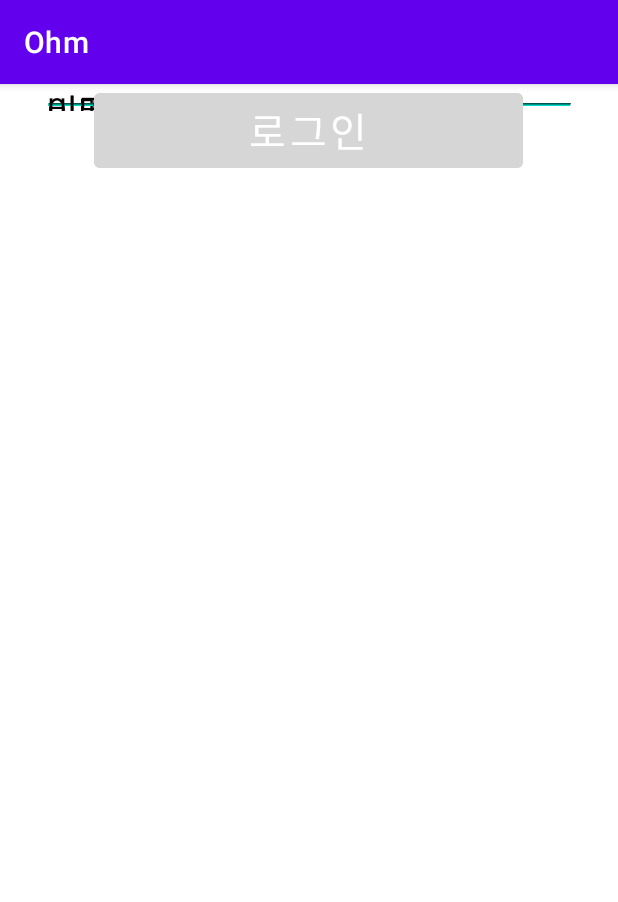
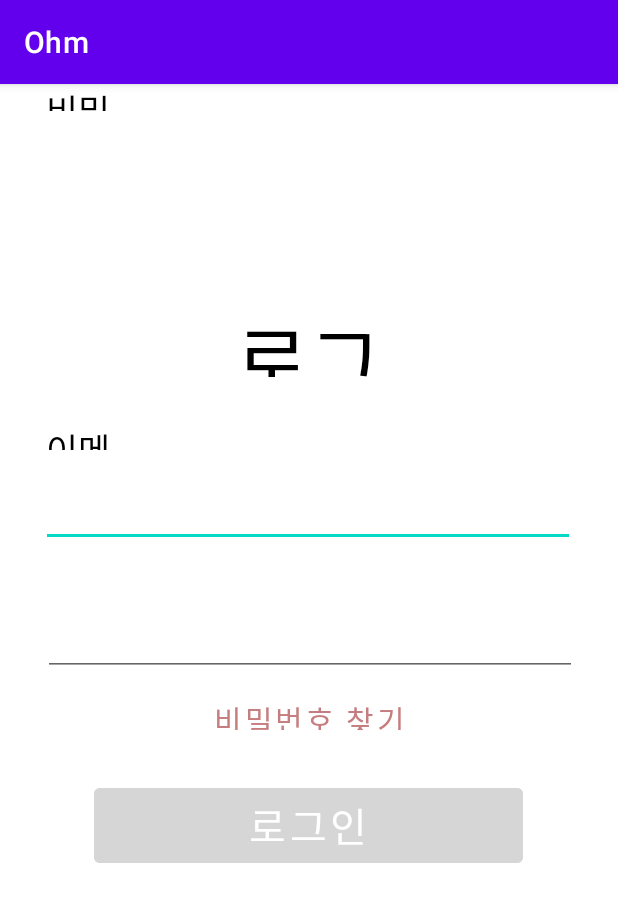
Before and after one commit to mjkcool/Project-Ohm, an Android app: the login screen opened directly, with no data from a screen before it, on a phone screen of 412 x 824 dp. Shown: the top 902 px of the screen. Run offline under Robolectric (Android 15) with nearby library versions, the phone set to English and light mode, and no system bars.

Commit message:
오타, 요청사항 수정, 연결완료

```diff
--- a/app/src/main/res/layout/activity_login.xml
+++ b/app/src/main/res/layout/activity_login.xml
@@ -8,30 +8,38 @@
 
 
     <TextView
+        android:id="@+id/textView3"
         android:layout_width="131dp"
         android:layout_height="52dp"
+        android:layout_marginTop="140dp"
+        android:layout_marginBottom="89dp"
         android:gravity="center_horizontal"
         android:text="로그인"
         android:textColor="#000000"
         android:textSize="80px"
+        app:layout_constraintBottom_toTopOf="@+id/email"
         app:layout_constraintEnd_toEndOf="parent"
         app:layout_constraintStart_toStartOf="parent"
-        tools:ignore="MissingConstraints"
-        tools:layout_editor_absoluteY="140dp">
+        app:layout_constraintTop_toTopOf="parent"
+        tools:ignore="MissingConstraints">
 
     </TextView>
 
     <TextView
         android:layout_width="62dp"
         android:layout_height="18dp"
+        android:layout_marginTop="226dp"
+        android:layout_marginBottom="37dp"
         android:text="이메일"
         android:textColor="#000000"
         android:textSize="35px"
+        app:layout_constraintBottom_toTopOf="@+id/email"
         app:layout_constraintEnd_toEndOf="parent"
         app:layout_constraintHorizontal_bias="0.088"
         app:layout_constraintStart_toStartOf="parent"
-        tools:ignore="MissingConstraints"
-        tools:layout_editor_absoluteY="226dp">
+        app:layout_constraintTop_toTopOf="parent"
+        app:layout_constraintVertical_bias="0.0"
+        tools:ignore="MissingConstraints">
 
     </TextView>
 
@@ -39,10 +47,13 @@
         android:id="@+id/email"
         android:layout_width="356dp"
         android:layout_height="21dp"
+        app:layout_constraintBottom_toBottomOf="parent"
         app:layout_constraintEnd_toEndOf="parent"
+        app:layout_constraintHorizontal_bias="0.49"
         app:layout_constraintStart_toStartOf="parent"
-        tools:ignore="MissingConstraints"
-        tools:layout_editor_absoluteY="281dp">
+        app:layout_constraintTop_toTopOf="parent"
+        app:layout_constraintVertical_bias="0.385"
+        tools:ignore="MissingConstraints">
 
     </EditText>
 
@@ -50,11 +61,12 @@
         android:id="@+id/password"
         android:layout_width="356dp"
         android:layout_height="21dp"
+        app:layout_constraintBottom_toBottomOf="parent"
         app:layout_constraintEnd_toEndOf="parent"
         app:layout_constraintHorizontal_bias="0.509"
         app:layout_constraintStart_toStartOf="parent"
-        tools:ignore="MissingConstraints"
-        tools:layout_editor_absoluteY="365dp">
+        app:layout_constraintTop_toTopOf="parent"
+        tools:ignore="MissingConstraints">
 
     </EditText>
 
@@ -76,15 +88,18 @@
         android:id="@+id/search_button"
         android:layout_width="163dp"
         android:layout_height="42dp"
+        android:layout_marginTop="1dp"
+        android:layout_marginBottom="10dp"
         android:stateListAnimator="@null"
         android:text="비밀번호 찾기"
         android:textColor="#C67D7F"
         android:textSize="30px"
         app:backgroundTint="#00FFFFFF"
+        app:layout_constraintBottom_toTopOf="@+id/login_button"
         app:layout_constraintEnd_toEndOf="parent"
         app:layout_constraintStart_toStartOf="parent"
-        tools:ignore="MissingConstraints"
-        tools:layout_editor_absoluteY="375dp">
+        app:layout_constraintTop_toBottomOf="@+id/password"
+        tools:ignore="MissingConstraints">
 
     </Button>
 
@@ -92,17 +107,20 @@
         android:id="@+id/login_button"
         android:layout_width="286dp"
         android:layout_height="62dp"
+        android:layout_marginTop="10dp"
+        android:layout_marginBottom="240dp"
         android:backgroundTint="#D6D6D6"
         android:stateListAnimator="@null"
         android:text="로그인"
         android:textColor="#FFFFFF"
         android:textSize="40px"
         app:backgroundTint="#F6F6F6"
+        app:layout_constraintBottom_toBottomOf="parent"
         app:layout_constraintEnd_toEndOf="parent"
         app:layout_constraintHorizontal_bias="0.496"
         app:layout_constraintStart_toStartOf="parent"
-        tools:ignore="MissingConstraints,OnClick"
-        tools:layout_editor_absoluteY="430dp">
+        app:layout_constraintTop_toBottomOf="@+id/search_button"
+        tools:ignore="MissingConstraints,OnClick">
 
     </Button>
 
--- a/app/src/main/res/values/strings.xml
+++ b/app/src/main/res/values/strings.xml
@@ -1,6 +1,6 @@
 <resources>
     <string name="app_name">Ohm</string>
-    <string name="_5">구글로5초만에로그인</string>
+    <string name="_5">구글로 5초만에 로그인</string>
     <string name="login">로그인</string>
     <string name="join">회원가입</string>
 </resources>
```
Also changed, not shown: app/src/main/res/layout/activity_join.xml (+47 -23 lines).
